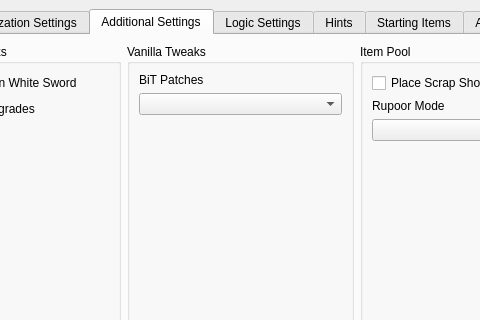
Above: gui/randogui.ui from ssrando/ssrando before the change; both pictures show x 127 to 607 and y 0 to 320 of the 1202 by 759 pixel window. Below: the same form after it.
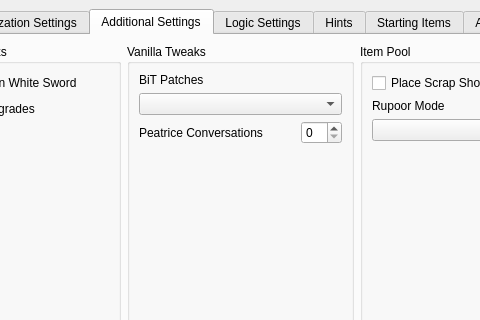
That is the form after the change. The open tabs and pages were chosen to show the change.

Commit message: Add option to reduce Peatrice convos

```diff
--- a/gui/randogui.ui
+++ b/gui/randogui.ui
@@ -1056,6 +1056,27 @@
              <item>
               <widget class="QComboBox" name="option_bit_patches"/>
              </item>
+             <item>
+              <layout class="QHBoxLayout" name="hlay_peatrice_conversations">
+               <item>
+                <widget class="QLabel" name="label_for_option_peatrice_conversations">
+                 <property name="text">
+                  <string>Peatrice Conversations</string>
+                 </property>
+                </widget>
+               </item>
+               <item>
+                <widget class="QSpinBox" name="option_peatrice_conversations">
+                 <property name="sizePolicy">
+                  <sizepolicy hsizetype="Maximum" vsizetype="Fixed">
+                   <horstretch>0</horstretch>
+                   <verstretch>0</verstretch>
+                  </sizepolicy>
+                 </property>
+                </widget>
+               </item>
+              </layout>
+             </item>
              <item>
               <spacer name="vspace_vanilla_tweaks">
                <property name="orientation">
```
Left out of the diff: 16 changed lines with no effect on the pictures. The commit also changes 9 other files.
